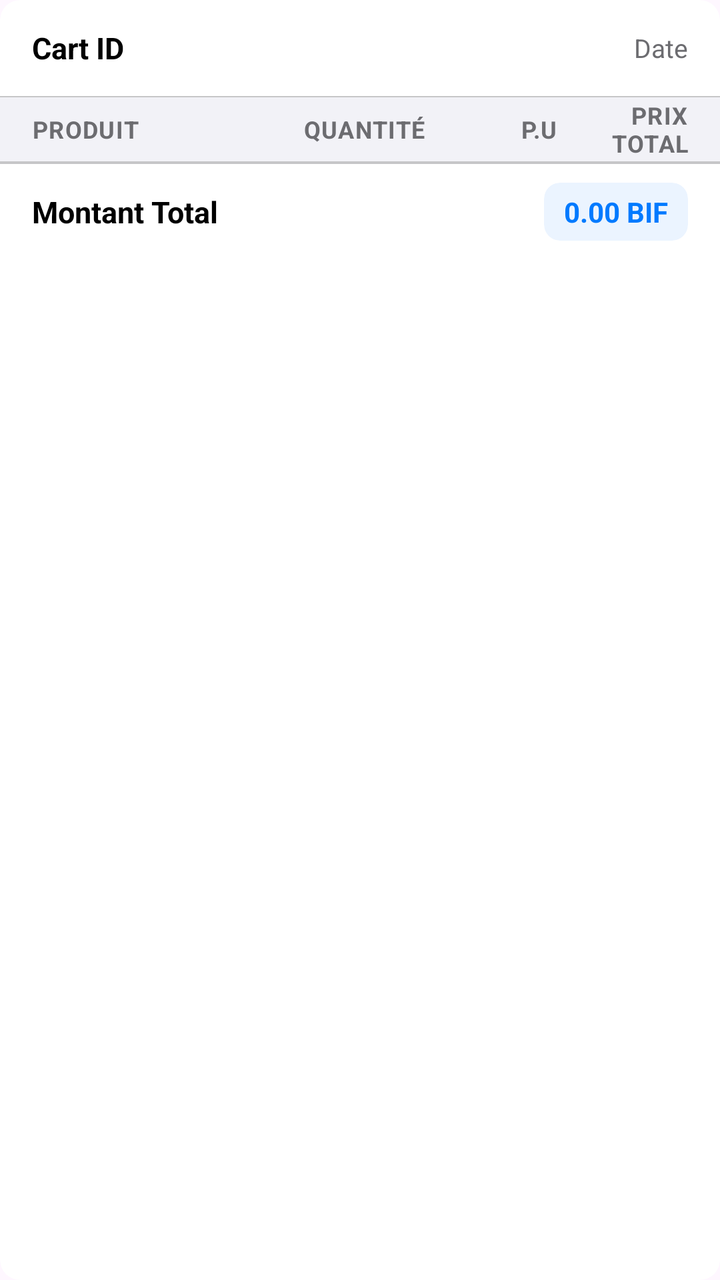
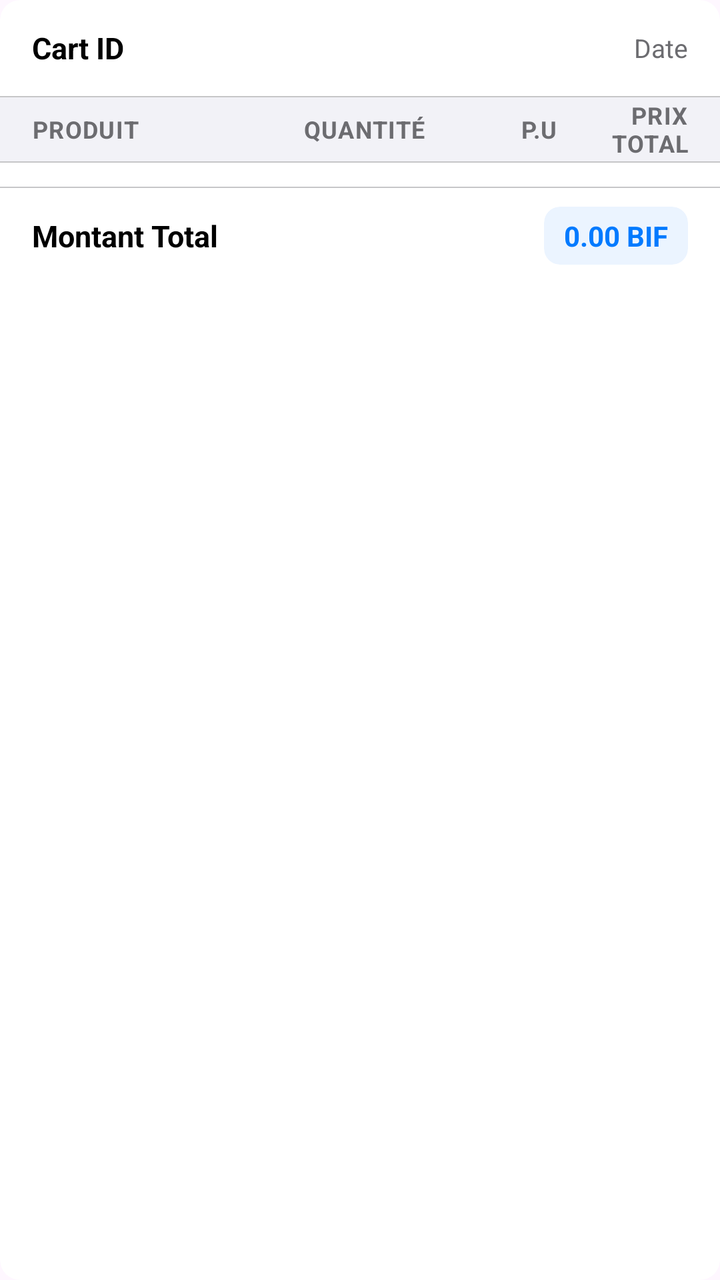

Two renders of the same Android screen: before a commit and after it. Below are the layout's source before the change and the commit's diff.
<!-- AndroidManifest.xml: application theme Theme.MyAdermoShop -->
<!-- res/layout/item_sale_simple.xml -->
<?xml version="1.0" encoding="utf-8"?>
<com.google.android.material.card.MaterialCardView
    xmlns:android="http://schemas.android.com/apk/res/android"
    xmlns:app="http://schemas.android.com/apk/res-auto"
    android:layout_width="match_parent"
    android:layout_height="wrap_content"
    android:layout_marginStart="16dp"
    android:layout_marginEnd="16dp"
    android:layout_marginBottom="12dp"
    app:cardBackgroundColor="@color/ios_bg2"
    app:cardCornerRadius="10dp"
    app:cardElevation="0dp"
    app:strokeWidth="0dp">

    <LinearLayout
        android:orientation="vertical"
        android:layout_width="match_parent"
        android:layout_height="wrap_content">

        
        <LinearLayout
            android:orientation="horizontal"
            android:layout_width="match_parent"
            android:layout_height="48dp"
            android:paddingStart="16dp"
            android:paddingEnd="16dp"
            android:gravity="center_vertical">

            <TextView
                android:id="@+id/textViewCartID"
                android:layout_width="0dp"
                android:layout_weight="1"
                android:layout_height="wrap_content"
                android:text="Cart ID"
                android:textColor="@color/ios_label"
                android:textSize="15sp"
                android:textStyle="bold"
                android:singleLine="true"
                android:ellipsize="middle"/>

            <TextView
                android:id="@+id/textViewCartDate"
                android:layout_width="wrap_content"
                android:layout_height="wrap_content"
                android:text="Date"
                android:textColor="@color/ios_label2"
                android:textSize="13sp"/>

        </LinearLayout>

        <View android:layout_width="match_parent" android:layout_height="0.5dp"
            android:background="@color/ios_sep"/>

        
        <LinearLayout
            android:orientation="horizontal"
            android:layout_width="match_parent"
            android:layout_height="32dp"
            android:paddingStart="16dp"
            android:paddingEnd="16dp"
            android:gravity="center_vertical"
            android:background="@color/ios_bg">

            <TextView
                android:layout_width="0dp"
                android:layout_weight="2"
                android:layout_height="wrap_content"
                android:text="Produit"
                android:textColor="@color/ios_label2"
                android:textSize="12sp"
                android:textStyle="bold"
                android:textAllCaps="true"
                android:letterSpacing="0.04"/>

            <TextView
                android:layout_width="0dp"
                android:layout_weight="1"
                android:layout_height="wrap_content"
                android:gravity="end"
                android:text="Quantité"
                android:textColor="@color/ios_label2"
                android:textSize="12sp"
                android:textStyle="bold"
                android:textAllCaps="true"
                android:letterSpacing="0.04"/>

            <TextView
                android:layout_width="0dp"
                android:layout_weight="1"
                android:layout_height="wrap_content"
                android:gravity="end"
                android:text="P.U"
                android:textColor="@color/ios_label2"
                android:textSize="12sp"
                android:textStyle="bold"
                android:textAllCaps="true"
                android:letterSpacing="0.04"/>

            <TextView
                android:layout_width="0dp"
                android:layout_weight="1"
                android:layout_height="wrap_content"
                android:gravity="end"
                android:text="Prix Total"
                android:textColor="@color/ios_label2"
                android:textSize="12sp"
                android:textStyle="bold"
                android:textAllCaps="true"
                android:letterSpacing="0.04"/>

        </LinearLayout>

        <View android:layout_width="match_parent" android:layout_height="0.5dp"
            android:background="@color/ios_sep"/>

        
        <LinearLayout
            android:id="@+id/linearLayoutProducts"
            android:orientation="vertical"
            android:layout_width="match_parent"
            android:layout_height="wrap_content"/>

        <View android:layout_width="match_parent" android:layout_height="0.5dp"
            android:background="@color/ios_sep"/>

        
        <LinearLayout
            android:orientation="horizontal"
            android:layout_width="match_parent"
            android:layout_height="48dp"
            android:paddingStart="16dp"
            android:paddingEnd="16dp"
            android:gravity="center_vertical">

            <TextView
                android:layout_width="0dp"
                android:layout_weight="1"
                android:layout_height="wrap_content"
                android:text="Montant Total"
                android:textColor="@color/ios_label"
                android:textSize="15sp"
                android:textStyle="bold"/>

            <com.google.android.material.card.MaterialCardView
                android:layout_width="wrap_content"
                android:layout_height="wrap_content"
                app:cardBackgroundColor="@color/ios_blue_bg"
                app:cardCornerRadius="8dp"
                app:cardElevation="0dp"
                app:strokeWidth="0dp">
                <TextView
                    android:id="@+id/textViewTotalAmount"
                    android:layout_width="wrap_content"
                    android:layout_height="wrap_content"
                    android:paddingStart="10dp"
                    android:paddingEnd="10dp"
                    android:paddingTop="5dp"
                    android:paddingBottom="5dp"
                    android:text="0.00 BIF"
                    android:textColor="@color/ios_blue"
                    android:textSize="14sp"
                    android:textStyle="bold"/>
            </com.google.android.material.card.MaterialCardView>

        </LinearLayout>

    </LinearLayout>
</com.google.android.material.card.MaterialCardView>
<!-- resources referenced by this layout -->
<resources>
  <color name="ios_bg">#F2F2F7</color>
  <color name="ios_bg2">#FFFFFF</color>
  <color name="ios_blue">#007AFF</color>
  <color name="ios_blue_bg">#EBF4FF</color>
  <color name="ios_label">#000000</color>
  <color name="ios_label2">#6C6C70</color>
  <color name="ios_sep">#C6C6C8</color>
  <style name="Theme.MyAdermoShop" parent="Base.Theme.MyAdermoShop" />
  <style name="Base.Theme.MyAdermoShop" parent="Theme.Material3.DayNight.NoActionBar">
          
          
      </style>
</resources>

<!-- the commit's change to res/layout/item_sale_simple.xml (unified diff, before → after) -->
@@ -45,10 +45,11 @@
                 android:text="Date"
                 android:textColor="@color/ios_label2"
                 android:textSize="13sp"/>
-
         </LinearLayout>
 
-        <View android:layout_width="match_parent" android:layout_height="0.5dp"
+        <View
+            android:layout_width="match_parent"
+            android:layout_height="0.5dp"
             android:background="@color/ios_sep"/>
 
         
@@ -107,10 +108,11 @@
                 android:textStyle="bold"
                 android:textAllCaps="true"
                 android:letterSpacing="0.04"/>
-
         </LinearLayout>
 
-        <View android:layout_width="match_parent" android:layout_height="0.5dp"
+        <View
+            android:layout_width="match_parent"
+            android:layout_height="0.5dp"
             android:background="@color/ios_sep"/>
 
         
@@ -118,9 +120,12 @@
             android:id="@+id/linearLayoutProducts"
             android:orientation="vertical"
             android:layout_width="match_parent"
-            android:layout_height="wrap_content"/>
+            android:layout_height="wrap_content"
+            android:layout_marginBottom="12dp"/>
 
-        <View android:layout_width="match_parent" android:layout_height="0.5dp"
+        <View
+            android:layout_width="match_parent"
+            android:layout_height="0.5dp"
             android:background="@color/ios_sep"/>
 
         
@@ -148,6 +153,7 @@
                 app:cardCornerRadius="8dp"
                 app:cardElevation="0dp"
                 app:strokeWidth="0dp">
+
                 <TextView
                     android:id="@+id/textViewTotalAmount"
                     android:layout_width="wrap_content"
@@ -161,8 +167,6 @@
                     android:textSize="14sp"
                     android:textStyle="bold"/>
             </com.google.android.material.card.MaterialCardView>
-
         </LinearLayout>
-
     </LinearLayout>
 </com.google.android.material.card.MaterialCardView>
